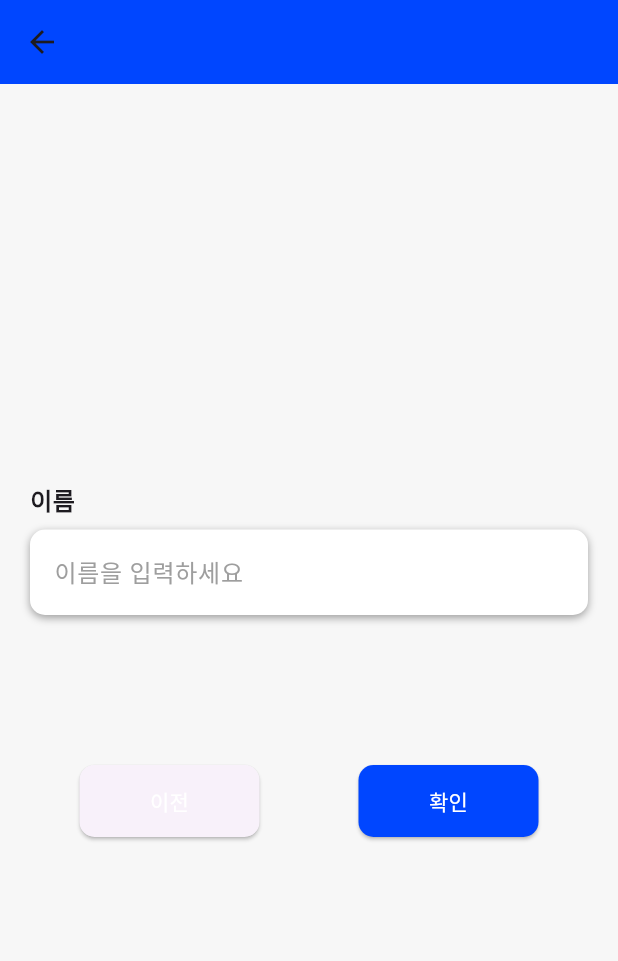
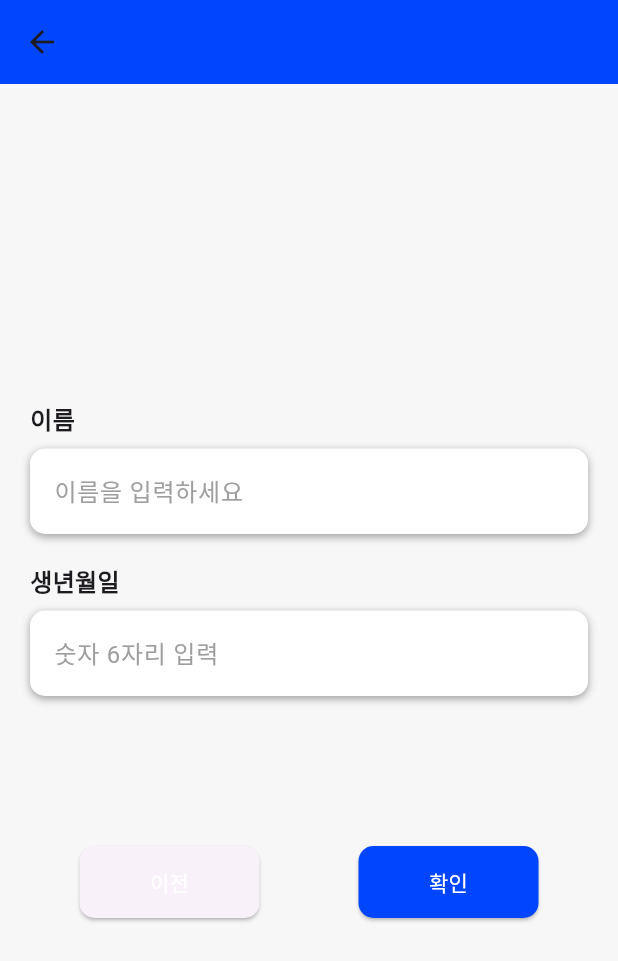
Before and after one commit to Love-SOL/Love_SOL, a Flutter app: the SignUpPage screen opened directly, on a phone screen of 412 x 824 dp. Shown: the top 961 px of the screen. Run offline on Flutter 3.47's test engine with Material 2 defaults, Android fonts, the phone set to English and light mode, and no system bars.

Commit message:
feat: 생년월일 입력칸 추가

```diff
--- a/frontend/lib/signUpPage.dart
+++ b/frontend/lib/signUpPage.dart
@@ -23,6 +23,8 @@ class SignUpPage extends StatelessWidget {
           crossAxisAlignment: CrossAxisAlignment.center,
           children: [
             buildInputBox('이름', '이름을 입력하세요'),
+            SizedBox(height: 20),
+            buildInputBox('생년월일', '숫자 6자리 입력', controller: birthdateController),
             SizedBox(height: 20),
             SizedBox(height: 80),
             Row(
```
